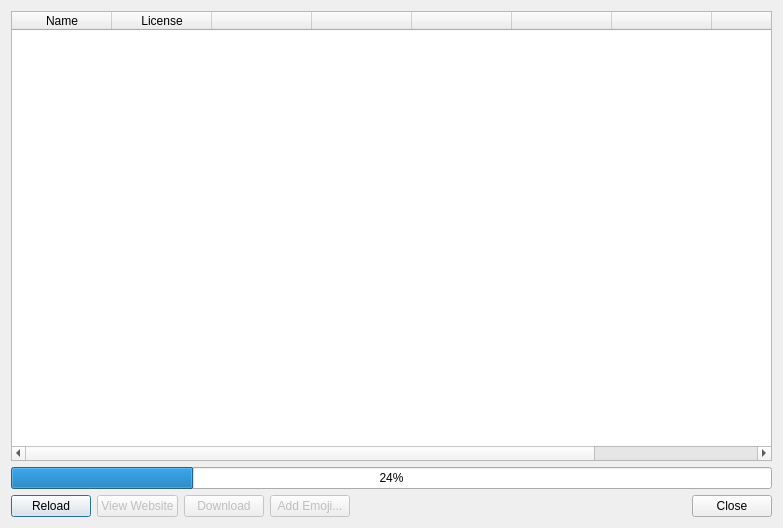
Before: the Qt Designer form src/gui/emoji/emoji_set_dialog.ui in mbasaglia/glaxnimate, drawn with Qt 5.
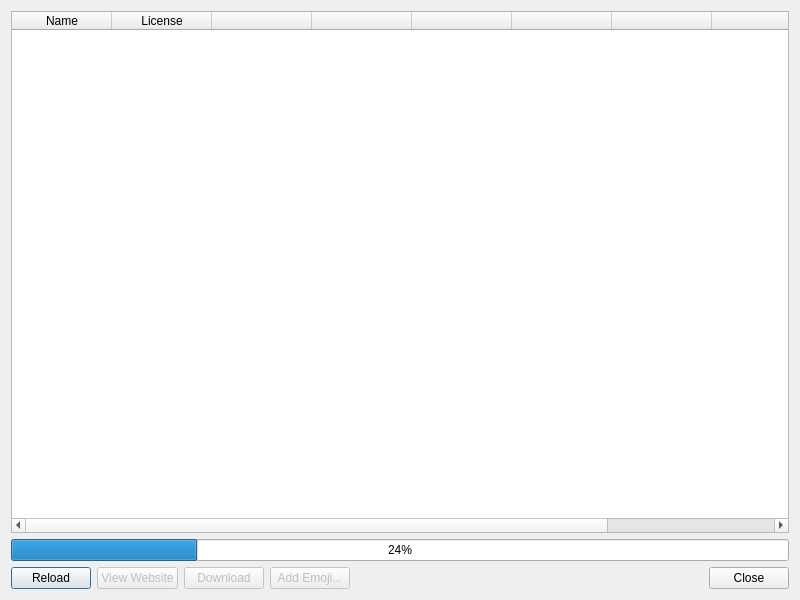
After: the same form once the commit is applied. Icons and pictures are not drawn.

The edit to the form file:
```diff
--- a/src/gui/emoji/emoji_set_dialog.ui
+++ b/src/gui/emoji/emoji_set_dialog.ui
@@ -6,8 +6,8 @@
    <rect>
     <x>0</x>
     <y>0</y>
-    <width>783</width>
-    <height>528</height>
+    <width>800</width>
+    <height>600</height>
    </rect>
   </property>
   <property name="windowTitle">
```
